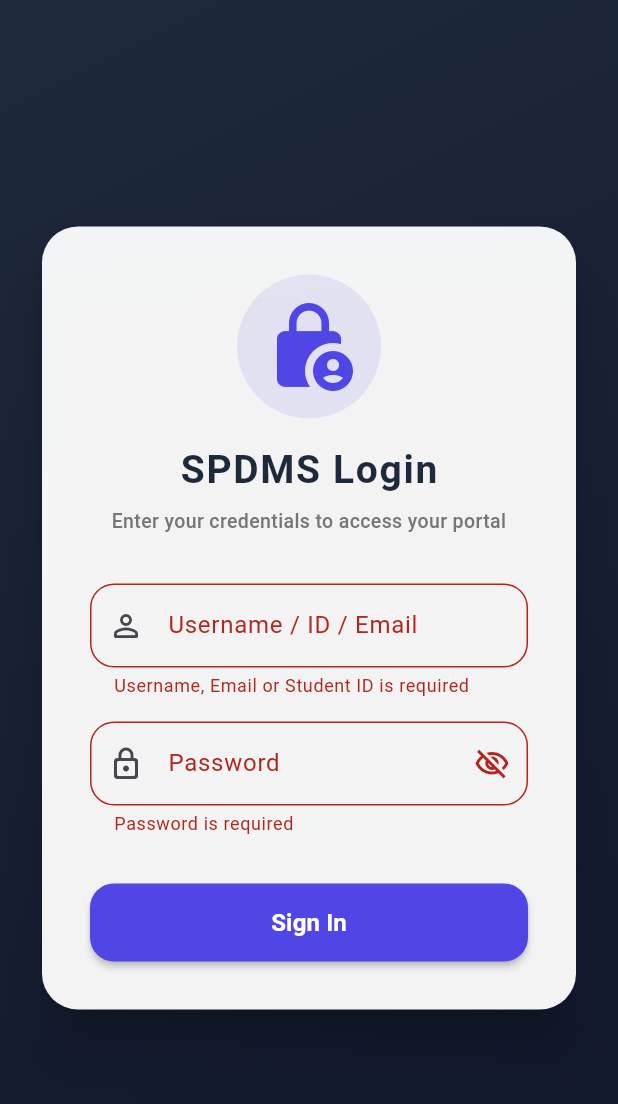
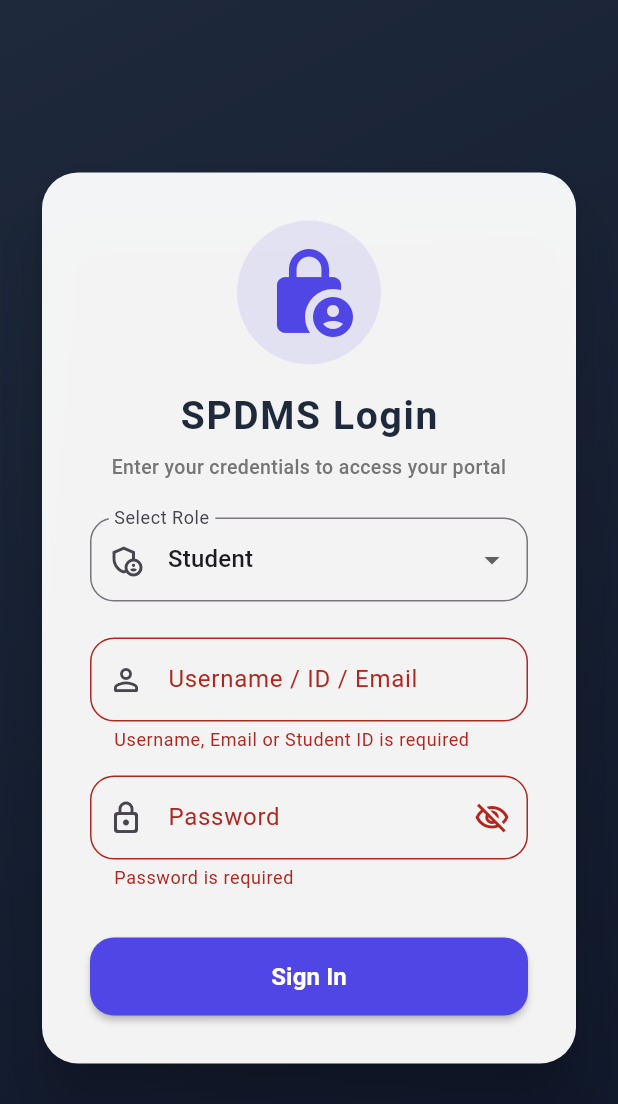
Before and after one commit to tharsan1305/PragatiX-Flutter, a Flutter app: the screen it shows after launch, after a tap on "Sign In", on a phone screen of 412 x 824 dp. Shown: the top 1104 px of the screen. Run offline on Flutter 3.47's test engine with Material 3 defaults, Android fonts, the phone set to English and light mode, and no system bars; our stand-ins replace file_picker.

Commit message:
Decrciption removed and role added

```diff
--- a/lib/screens/login/login_page.dart
+++ b/lib/screens/login/login_page.dart
@@ -18,6 +18,9 @@ class _LoginPageState extends State<LoginPage> {
   final TextEditingController _passwordController = TextEditingController();
   bool _isLoading = false;
   bool _obscurePassword = true;
+  String _selectedRole = 'Student'; // Added role state
+
+
 
   Future<void> _handleLogin() async {
     if (!_formKey.currentState!.validate()) return;
@@ -27,6 +30,7 @@ class _LoginPageState extends State<LoginPage> {
     final String password = _passwordController.text;
 
     try {
+      if (_selectedRole == 'Admin' || _selectedRole == 'Teacher') {
         // Step 1: Attempt Staff (Teacher/Admin) Login
         final staffResponse = await http.post(
           Uri.parse("http://10.0.2.2:8080/api/v1/auth/login"),
@@ -79,7 +83,16 @@ class _LoginPageState extends State<LoginPage> {
           }
         }
 
-      // Step 2: Attempt Student Login since staff login wasn't successful/applicable
+        if (!mounted) return;
+        setState(() => _isLoading = false);
+        ScaffoldMessenger.of(context).showSnackBar(
+          const SnackBar(
+            content: Text("Invalid username or password"),
+            backgroundColor: Colors.redAccent,
+          ),
+        );
+      } else {
+        // Step 2: Attempt Student Login
         final studentResponse = await http.post(
           Uri.parse("http://10.0.2.2:8080/api/v1/auth/student-login"),
           headers: {"Content-Type": "application/json"},
@@ -107,19 +120,13 @@ class _LoginPageState extends State<LoginPage> {
             ),
           );
         } else {
-        // Both failed, show the most relevant error message
-        String errorMsg = "Invalid credentials. Please check your username and password.";
-        if (studentData["message"] != null && studentData["message"] != "Invalid student ID or email") {
-          errorMsg = studentData["message"];
-        } else if (staffData["message"] != null && staffData["message"] != "Invalid username or password") {
-          errorMsg = staffData["message"];
-        }
           ScaffoldMessenger.of(context).showSnackBar(
-          SnackBar(
-            content: Text(errorMsg),
+            const SnackBar(
+              content: Text("Invalid username or password"),
               backgroundColor: Colors.redAccent,
             ),
           );
+        }
       }
     } catch (e) {
       if (!mounted) return;
@@ -221,7 +228,38 @@ class _LoginPageState extends State<LoginPage> {
                           ),
                           textAlign: TextAlign.center,
                         ),
-                        const SizedBox(height: 32),
+                        const SizedBox(height: 24),
+
+                        // Role Selector Dropdown
+                        DropdownButtonFormField<String>(
+                          value: _selectedRole,
+                          decoration: InputDecoration(
+                            labelText: "Select Role",
+                            prefixIcon: const Icon(Icons.admin_panel_settings_outlined),
+                            border: OutlineInputBorder(
+                              borderRadius: BorderRadius.circular(16),
+                            ),
+                            focusedBorder: OutlineInputBorder(
+                              borderRadius: BorderRadius.circular(16),
+                              borderSide: const BorderSide(
+                                color: primaryColor,
+                                width: 2.0,
+                              ),
+                            ),
+                          ),
+                          items: ['Student', 'Teacher', 'Admin']
+                              .map((role) => DropdownMenuItem(
+                                    value: role,
+                                    child: Text(role),
+                                  ))
+                              .toList(),
+                          onChanged: (value) {
+                            if (value != null) {
+                              setState(() => _selectedRole = value);
+                            }
+                          },
+                        ),
+                        const SizedBox(height: 24),
 
                         // Username / Identity Field
                         TextFormField(
```
Also changed, not shown: lib/screens/admin/tabs/departments_tab.dart (+20 -20 lines). Lines whose indentation alone changed are shown as unchanged.
